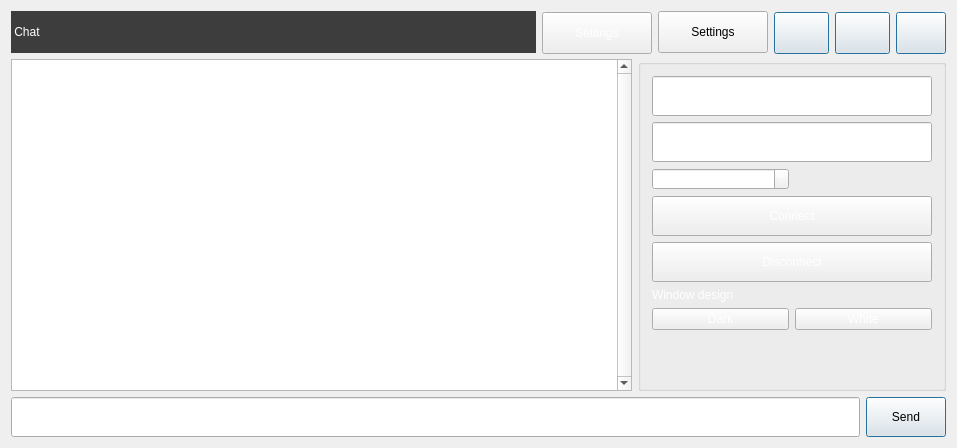
Old version of the form PolyChat_app/mainwindow.ui in the repository GregoryBaranov/ib_stream_service.
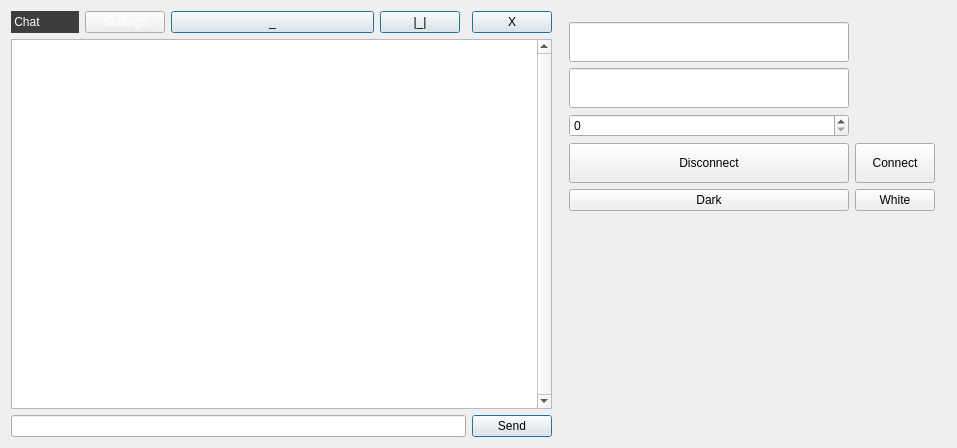
New version of the form.

Diff of the .ui file:
```diff
--- a/PolyChat_app/mainwindow.ui
+++ b/PolyChat_app/mainwindow.ui
@@ -10,230 +10,84 @@
     <height>448</height>
    </rect>
   </property>
-  <property name="minimumSize">
-   <size>
-    <width>0</width>
-    <height>0</height>
-   </size>
-  </property>
-  <property name="maximumSize">
-   <size>
-    <width>16777215</width>
-    <height>16777215</height>
-   </size>
-  </property>
   <property name="windowTitle">
    <string>MainWindow</string>
   </property>
   <widget class="QWidget" name="centralWidget">
-   <layout class="QGridLayout" name="gridLayout">
-    <item row="0" column="0">
-     <layout class="QVBoxLayout" name="verticalLayout">
-      <item>
-       <layout class="QGridLayout" name="gridLayout_3">
-        <item row="0" column="3">
-         <widget class="QPushButton" name="btn_minimize">
-          <property name="minimumSize">
-           <size>
-            <width>55</width>
-            <height>42</height>
-           </size>
-          </property>
-          <property name="maximumSize">
-           <size>
-            <width>35</width>
-            <height>40</height>
-           </size>
-          </property>
-          <property name="styleSheet">
-           <string notr="true">font: 75 24pt &quot;MS Shell Dlg 2&quot;;</string>
-          </property>
-          <property name="text">
-           <string/>
-          </property>
-          <property name="autoDefault">
-           <bool>true</bool>
-          </property>
-          <property name="default">
-           <bool>true</bool>
-          </property>
-         </widget>
-        </item>
-        <item row="0" column="5">
-         <widget class="QPushButton" name="btn_close">
-          <property name="minimumSize">
-           <size>
-            <width>50</width>
-            <height>42</height>
-           </size>
-          </property>
-          <property name="maximumSize">
-           <size>
-            <width>35</width>
-            <height>40</height>
-           </size>
-          </property>
-          <property name="styleSheet">
-           <string notr="true">font: 75 11pt &quot;MS Shell Dlg 2&quot;;</string>
-          </property>
-          <property name="text">
-           <string/>
-          </property>
-          <property name="autoDefault">
-           <bool>true</bool>
-          </property>
-          <property name="default">
-           <bool>true</bool>
-          </property>
-         </widget>
-        </item>
-        <item row="0" column="0">
-         <widget class="QLabel" name="label">
+   <layout class="QGridLayout" name="gridLayout" columnstretch="1,1,3,1,0,0,0">
+    <item row="0" column="6" rowspan="3">
+     <widget class="QWidget" name="pnlSettings" native="true">
+      <layout class="QGridLayout" name="gridLayout_4">
+       <item row="4" column="0">
+        <widget class="QPushButton" name="Disconnect">
           <property name="minimumSize">
            <size>
             <width>0</width>
-            <height>42</height>
-           </size>
-          </property>
-          <property name="maximumSize">
-           <size>
-            <width>16777215</width>
-            <height>16777215</height>
-           </size>
-          </property>
-          <property name="styleSheet">
-           <string notr="true">background-color: rgb(61, 61, 61);
-color: rgb(255, 255, 255);</string>
-          </property>
+           <height>40</height>
+          </size>
+         </property>
           <property name="text">
-           <string> Chat</string>
+          <string>Disconnect</string>
           </property>
          </widget>
         </item>
-        <item row="0" column="1">
-         <widget class="QPushButton" name="Settings">
-          <property name="minimumSize">
-           <size>
-            <width>110</width>
-            <height>42</height>
-           </size>
-          </property>
-          <property name="maximumSize">
-           <size>
-            <width>40</width>
-            <height>40</height>
-           </size>
-          </property>
-          <property name="styleSheet">
-           <string notr="true">color: rgb(255, 255, 255);</string>
-          </property>
+       <item row="5" column="0">
+        <widget class="QPushButton" name="DarkDesign">
           <property name="text">
-           <string>Settings</string>
+          <string>Dark</string>
           </property>
          </widget>
         </item>
-        <item row="0" column="4">
-         <widget class="QPushButton" name="btn_maximize">
+       <item row="1" column="0">
+        <widget class="QLineEdit" name="nameEdit">
           <property name="minimumSize">
            <size>
-            <width>55</width>
-            <height>42</height>
-           </size>
-          </property>
-          <property name="maximumSize">
-           <size>
-            <width>35</width>
+           <width>280</width>
             <height>40</height>
            </size>
           </property>
-          <property name="styleSheet">
-           <string notr="true">font: 75 24pt &quot;MS Shell Dlg 2&quot;;</string>
-          </property>
-          <property name="text">
-           <string/>
-          </property>
-          <property name="autoDefault">
-           <bool>true</bool>
-          </property>
-          <property name="default">
-           <bool>true</bool>
-          </property>
-         </widget>
-        </item>
-        <item row="0" column="2">
-         <widget class="QPushButton" name="HideSettings">
-          <property name="minimumSize">
-           <size>
-            <width>110</width>
-            <height>42</height>
-           </size>
-          </property>
           <property name="maximumSize">
            <size>
-            <width>110</width>
-            <height>16777215</height>
-           </size>
-          </property>
-          <property name="text">
-           <string>Settings</string>
-          </property>
-         </widget>
-        </item>
-       </layout>
-      </item>
-      <item>
-       <layout class="QHBoxLayout" name="horizontalLayout_2">
-        <item>
-         <widget class="QTextEdit" name="messageBoard">
-          <property name="minimumSize">
-           <size>
-            <width>600</width>
-            <height>0</height>
-           </size>
-          </property>
-          <property name="maximumSize">
-           <size>
             <width>16777215</width>
-            <height>16777215</height>
-           </size>
-          </property>
-          <property name="accessibleDescription">
-           <string/>
-          </property>
-          <property name="verticalScrollBarPolicy">
-           <enum>Qt::ScrollBarAlwaysOn</enum>
-          </property>
-          <property name="horizontalScrollBarPolicy">
-           <enum>Qt::ScrollBarAlwaysOff</enum>
-          </property>
-         </widget>
-        </item>
-        <item>
-         <widget class="QGroupBox" name="groupBox">
-          <property name="minimumSize">
-           <size>
-            <width>300</width>
-            <height>0</height>
-           </size>
-          </property>
-          <property name="styleSheet">
-           <string notr="true">color: rgb(255, 255, 255);</string>
-          </property>
-          <property name="title">
-           <string/>
-          </property>
-          <layout class="QGridLayout" name="gridLayout_2">
+           <height>40</height>
+          </size>
+         </property>
+        </widget>
+       </item>
            <item row="2" column="0">
-            <widget class="QSpinBox" name="spinPort"/>
-           </item>
-           <item row="7" column="1">
+        <widget class="QLineEdit" name="hostEdit">
+         <property name="minimumSize">
+          <size>
+           <width>280</width>
+           <height>40</height>
+          </size>
+         </property>
+        </widget>
+       </item>
+       <item row="4" column="1">
+        <widget class="QPushButton" name="connect">
+         <property name="minimumSize">
+          <size>
+           <width>0</width>
+           <height>40</height>
+          </size>
+         </property>
+         <property name="text">
+          <string>Connect</string>
+         </property>
+        </widget>
+       </item>
+       <item row="5" column="1">
             <widget class="QPushButton" name="WhiteDesign">
              <property name="text">
               <string>White</string>
              </property>
             </widget>
            </item>
-           <item row="8" column="0">
+       <item row="3" column="0">
+        <widget class="QSpinBox" name="spinPort"/>
+       </item>
+       <item row="6" column="0" colspan="2">
             <spacer name="verticalSpacer">
              <property name="orientation">
               <enum>Qt::Vertical</enum>
@@ -246,93 +100,31 @@
              </property>
             </spacer>
            </item>
-           <item row="7" column="0">
-            <widget class="QPushButton" name="DarkDesign">
-             <property name="text">
-              <string>Dark</string>
-             </property>
-            </widget>
-           </item>
-           <item row="0" column="0" colspan="2">
-            <widget class="QLineEdit" name="nameEdit">
-             <property name="minimumSize">
-              <size>
-               <width>280</width>
-               <height>40</height>
-              </size>
-             </property>
-             <property name="maximumSize">
-              <size>
-               <width>16777215</width>
-               <height>40</height>
-              </size>
-             </property>
-            </widget>
-           </item>
-           <item row="1" column="0" colspan="2">
-            <widget class="QLineEdit" name="hostEdit">
-             <property name="minimumSize">
-              <size>
-               <width>280</width>
-               <height>40</height>
-              </size>
-             </property>
-            </widget>
-           </item>
-           <item row="6" column="0">
-            <widget class="QLabel" name="label_2">
+      </layout>
+     </widget>
+    </item>
+    <item row="0" column="2">
+     <widget class="QPushButton" name="btn_minimize">
+      <property name="styleSheet">
+       <string notr="true">font: 14pt &quot;MS Shell Dlg 2&quot;;</string>
+      </property>
              <property name="text">
-              <string>Window design</string>
-             </property>
-            </widget>
-           </item>
-           <item row="3" column="0" colspan="2">
-            <widget class="QPushButton" name="connect">
-             <property name="minimumSize">
-              <size>
-               <width>0</width>
-               <height>40</height>
-              </size>
-             </property>
-             <property name="text">
-              <string>Connect</string>
+       <string>_</string>
+      </property>
+      <property name="autoDefault">
+       <bool>true</bool>
+      </property>
+      <property name="default">
+       <bool>true</bool>
              </property>
             </widget>
            </item>
-           <item row="5" column="0" colspan="2">
-            <widget class="QPushButton" name="Disconnect">
+    <item row="1" column="0" colspan="6">
+     <widget class="QTextEdit" name="messageBoard">
              <property name="minimumSize">
               <size>
                <width>0</width>
-               <height>40</height>
-              </size>
-             </property>
-             <property name="text">
-              <string>Disconnect</string>
-             </property>
-            </widget>
-           </item>
-          </layout>
-          <zorder>connect</zorder>
-          <zorder>spinPort</zorder>
-          <zorder>hostEdit</zorder>
-          <zorder>nameEdit</zorder>
-          <zorder>DarkDesign</zorder>
-          <zorder>WhiteDesign</zorder>
-          <zorder>label_2</zorder>
-          <zorder>Disconnect</zorder>
-         </widget>
-        </item>
-       </layout>
-      </item>
-      <item>
-       <layout class="QHBoxLayout" name="horizontalLayout">
-        <item>
-         <widget class="QLineEdit" name="messageEdt">
-          <property name="minimumSize">
-           <size>
-            <width>380</width>
-            <height>40</height>
+        <height>0</height>
            </size>
           </property>
           <property name="maximumSize">
@@ -341,16 +133,45 @@
             <height>16777215</height>
            </size>
           </property>
-         </widget>
-        </item>
-        <item>
+      <property name="accessibleDescription">
+       <string/>
+      </property>
+      <property name="verticalScrollBarPolicy">
+       <enum>Qt::ScrollBarAlwaysOn</enum>
+      </property>
+      <property name="horizontalScrollBarPolicy">
+       <enum>Qt::ScrollBarAlwaysOff</enum>
+      </property>
+     </widget>
+    </item>
+    <item row="0" column="3">
+     <widget class="QPushButton" name="btn_maximize">
+      <property name="styleSheet">
+       <string notr="true">font: 14pt &quot;MS Shell Dlg 2&quot;;</string>
+      </property>
+      <property name="text">
+       <string>|_|</string>
+      </property>
+      <property name="autoDefault">
+       <bool>true</bool>
+      </property>
+      <property name="default">
+       <bool>true</bool>
+      </property>
+     </widget>
+    </item>
+    <item row="0" column="1">
+     <widget class="QPushButton" name="Settings">
+      <property name="styleSheet">
+       <string notr="true">color: rgb(255, 255, 255);</string>
+      </property>
+      <property name="text">
+       <string>Settings</string>
+      </property>
+     </widget>
+    </item>
+    <item row="2" column="5">
          <widget class="QPushButton" name="send">
-          <property name="minimumSize">
-           <size>
-            <width>0</width>
-            <height>40</height>
-           </size>
-          </property>
           <property name="maximumSize">
            <size>
             <width>16777215</width>
@@ -368,9 +189,48 @@
           </property>
          </widget>
         </item>
-       </layout>
-      </item>
-     </layout>
+    <item row="0" column="0">
+     <widget class="QLabel" name="label">
+      <property name="maximumSize">
+       <size>
+        <width>16777215</width>
+        <height>16777215</height>
+       </size>
+      </property>
+      <property name="styleSheet">
+       <string notr="true">background-color: rgb(61, 61, 61);
+color: rgb(255, 255, 255);</string>
+      </property>
+      <property name="text">
+       <string> Chat</string>
+      </property>
+     </widget>
+    </item>
+    <item row="2" column="0" colspan="5">
+     <widget class="QLineEdit" name="messageEdt">
+      <property name="maximumSize">
+       <size>
+        <width>16777215</width>
+        <height>16777215</height>
+       </size>
+      </property>
+     </widget>
+    </item>
+    <item row="0" column="5">
+     <widget class="QPushButton" name="btn_close">
+      <property name="styleSheet">
+       <string notr="true">font: 14pt &quot;MS Shell Dlg 2&quot;;</string>
+      </property>
+      <property name="text">
+       <string>X</string>
+      </property>
+      <property name="autoDefault">
+       <bool>true</bool>
+      </property>
+      <property name="default">
+       <bool>true</bool>
+      </property>
+     </widget>
     </item>
    </layout>
   </widget>
```
Lines whose indentation alone changed are shown as unchanged.
